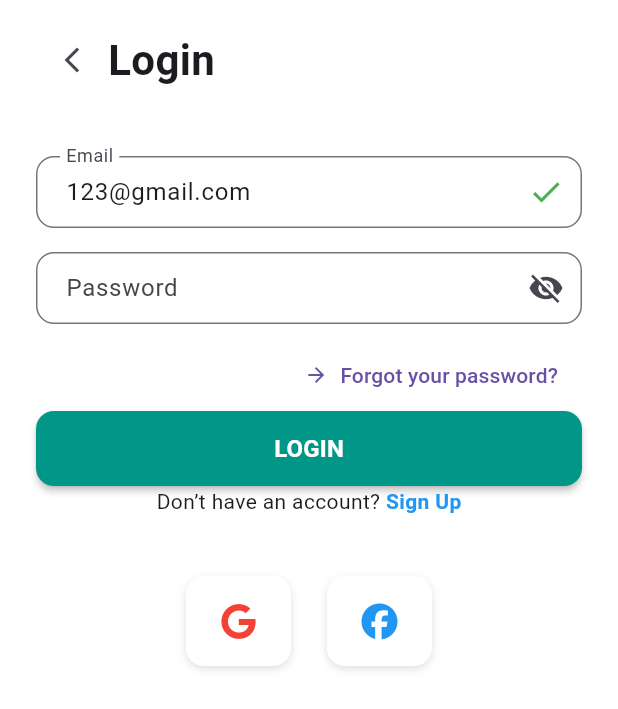
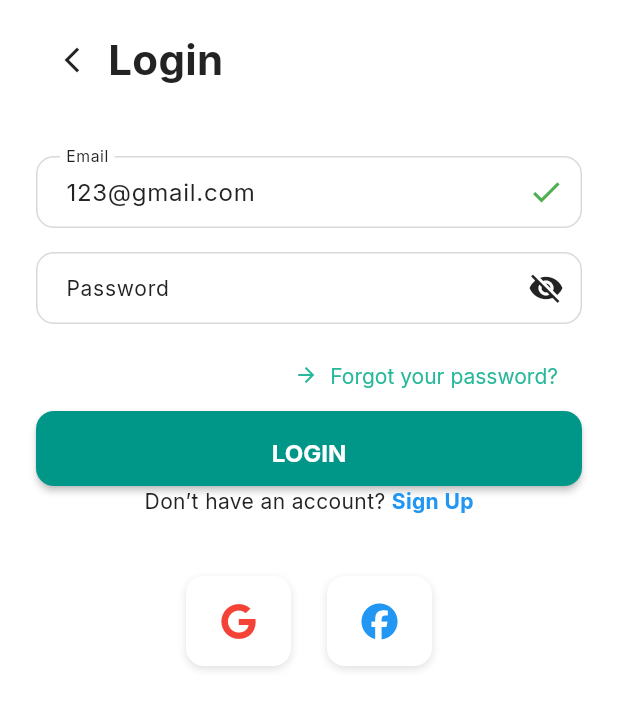
Before and after one commit to kieuanhdev/e-commerce, a Flutter app: the screen it shows after launch, on a phone screen of 412 x 824 dp. Shown: the top 709 px of the screen. Run offline on Flutter 3.47's test engine with Material 3 defaults, Android fonts, the light colour scheme and no system bars; our stand-ins replace bloc, cloud_firestore, dartz, equatable, firebase_auth, firebase_core and 8 more; accounts and stored records are empty.

Commit message:
chore(dependencies): update pubspec.lock with new dependencies and versions, including google_fonts and path_provider packages

```diff
--- /dev/null
+++ b/lib/core/theme/app_colors.dart
@@ -0,0 +1,27 @@
+import 'package:flutter/material.dart';
+
+/// Màu sắc theo cấu hình Figma
+class AppColors {
+  AppColors._(); // Private constructor
+
+  // Màu chữ
+  static const Color text = Color(0xFF232323); // Black - Text - Light
+
+  // Màu placeholder
+  static const Color placeholder = Color(0xFFD9D9D9); // Gray - placeholder - Light
+
+  // Màu chính cho nút
+  static const Color primary = Color(0xFF26B89A); // Primary -btn - Light
+
+  // Màu nền
+  static const Color background = Color(0xFFF9F9F9); // Background - Light
+  static const Color white = Color(0xFFFFFFFF); // White - Light (nền textfield)
+
+  // Màu trạng thái
+  static const Color error = Color(0xFFC62828); // Error - Light
+  static const Color success = Color(0xFF1F9E85); // Success - Light
+  static const Color saleHot = Color(0xFFFF6B5B); // Sale, Hot - Light
+
+  // Shadow
+  static const Color shadow = Color(0x1A000000); // Black với 10% opacity
+}
--- /dev/null
+++ b/lib/core/theme/app_shadows.dart
@@ -0,0 +1,107 @@
+import 'package:flutter/material.dart';
+import 'app_colors.dart';
+
+/// Shadow styles thống nhất cho ứng dụng
+class AppShadows {
+  AppShadows._(); // Private constructor
+
+  // Small shadow - Đổ bóng nhỏ
+  static const List<BoxShadow> small = [
+    BoxShadow(
+      color: AppColors.shadow,
+      offset: Offset(0, 1),
+      blurRadius: 2,
+      spreadRadius: 0,
+    ),
+  ];
+
+  // Medium shadow - Đổ bóng vừa
+  static const List<BoxShadow> medium = [
+    BoxShadow(
+      color: AppColors.shadow,
+      offset: Offset(0, 2),
+      blurRadius: 4,
+      spreadRadius: 0,
+    ),
+  ];
+
+  // Large shadow - Đổ bóng lớn
+  static const List<BoxShadow> large = [
+    BoxShadow(
+      color: AppColors.shadow,
+      offset: Offset(0, 4),
+      blurRadius: 8,
+      spreadRadius: 0,
+    ),
+  ];
+
+  // Extra large shadow - Đổ bóng rất lớn
+  static const List<BoxShadow> extraLarge = [
+    BoxShadow(
+      color: AppColors.shadow,
+      offset: Offset(0, 8),
+      blurRadius: 16,
+      spreadRadius: 0,
+    ),
+  ];
+
+  // Card shadow - Đổ bóng cho card
+  static const List<BoxShadow> card = [
+    BoxShadow(
+      color: AppColors.shadow,
+      offset: Offset(0, 2),
+      blurRadius: 8,
+      spreadRadius: 0,
+    ),
+  ];
+
+  // Button shadow - Đổ bóng cho nút
+  static const List<BoxShadow> button = [
+    BoxShadow(
+      color: AppColors.shadow,
+      offset: Offset(0, 2),
+      blurRadius: 4,
+      spreadRadius: 0,
+    ),
+  ];
+
+  // Floating action button shadow - Đổ bóng cho FAB
+  static const List<BoxShadow> fab = [
+    BoxShadow(
+      color: AppColors.shadow,
+      offset: Offset(0, 4),
+      blurRadius: 12,
+      spreadRadius: 0,
+    ),
+  ];
+
+  // AppBar shadow - Đổ bóng cho AppBar
+  static const List<BoxShadow> appBar = [
+    BoxShadow(
+      color: AppColors.shadow,
+      offset: Offset(0, 2),
+      blurRadius: 4,
+      spreadRadius: 0,
+    ),
+  ];
+
+  // Bottom navigation bar shadow - Đổ bóng cho BottomNavBar
+  static const List<BoxShadow> bottomNavBar = [
+    BoxShadow(
+      color: AppColors.shadow,
+      offset: Offset(0, -2),
+      blurRadius: 8,
+      spreadRadius: 0,
+    ),
+  ];
+
+  // Dialog shadow - Đổ bóng cho dialog
+  static const List<BoxShadow> dialog = [
+    BoxShadow(
+      color: AppColors.shadow,
+      offset: Offset(0, 8),
+      blurRadius: 24,
+      spreadRadius: 0,
+    ),
+  ];
+}
--- /dev/null
+++ b/lib/core/theme/app_sizes.dart
@@ -0,0 +1,93 @@
+/// Kích thước và spacing thống nhất cho ứng dụng
+class AppSizes {
+  AppSizes._(); // Private constructor
+
+  // Spacing - Khoảng cách
+  static const double spacingXS = 4.0;
+  static const double spacingSM = 8.0;
+  static const double spacingMD = 16.0;
+  static const double spacingLG = 24.0;
+  static const double spacingXL = 32.0;
+  static const double spacingXXL = 48.0;
+
+  // Padding - Đệm trong
+  static const double paddingXS = 4.0;
+  static const double paddingSM = 8.0;
+  static const double paddingMD = 16.0;
+  static const double paddingLG = 24.0;
+  static const double paddingXL = 32.0;
+
+  // Margin - Đệm ngoài
+  static const double marginXS = 4.0;
+  static const double marginSM = 8.0;
+  static const double marginMD = 16.0;
+  static const double marginLG = 24.0;
+  static const double marginXL = 32.0;
+
+  // Border radius - Bo góc
+  static const double radiusXS = 4.0;
+  static const double radiusSM = 8.0;
+  static const double radiusMD = 12.0;
+  static const double radiusLG = 16.0;
+  static const double radiusXL = 24.0;
+  static const double radiusRound = 999.0; // Cho nút tròn
+
+  // Icon sizes - Kích thước icon
+  static const double iconXS = 16.0;
+  static const double iconSM = 20.0;
+  static const double iconMD = 24.0;
+  static const double iconLG = 32.0;
+  static const double iconXL = 48.0;
+
+  // Button heights - Chiều cao nút
+  static const double buttonHeightSM = 32.0;
+  static const double buttonHeightMD = 44.0;
+  static const double buttonHeightLG = 52.0;
+
+  // Input field heights - Chiều cao ô nhập liệu
+  static const double inputHeightSM = 40.0;
+  static const double inputHeightMD = 48.0;
+  static const double inputHeightLG = 56.0;
+
+  // App bar height - Chiều cao thanh ứng dụng
+  static const double appBarHeight = 56.0;
+
+  // Bottom navigation bar height - Chiều cao thanh điều hướng dưới
+  static const double bottomNavBarHeight = 64.0;
+
+  // Card elevation - Độ nổi của card
+  static const double cardElevation = 2.0;
+
+  // Button elevation - Độ nổi của nút
+  static const double buttonElevation = 2.0;
+  static const double buttonElevationPressed = 0.0;
+
+  // Divider thickness - Độ dày đường phân cách
+  static const double dividerThickness = 1.0;
+
+  // Border width - Độ dày viền
+  static const double borderWidth = 1.0;
+  static const double borderWidthThick = 2.0;
+
+  // Avatar sizes - Kích thước avatar
+  static const double avatarXS = 24.0;
+  static const double avatarSM = 32.0;
+  static const double avatarMD = 40.0;
+  static const double avatarLG = 56.0;
+  static const double avatarXL = 80.0;
+
+  // Image sizes - Kích thước ảnh
+  static const double thumbnailSize = 80.0;
+  static const double productImageSize = 120.0;
+  static const double bannerHeight = 180.0;
+
+  // Max width - Chiều rộng tối đa
+  static const double maxWidthSM = 600.0;
+  static const double maxWidthMD = 960.0;
+  static const double maxWidthLG = 1280.0;
+
+  // Animation duration - Thời gian animation
+  static const int animationDurationFast = 200; // milliseconds
+  static const int animationDurationNormal = 300; // milliseconds
+  static const int animationDurationSlow = 500; // milliseconds
+}
--- /dev/null
+++ b/lib/core/theme/app_text_styles.dart
@@ -0,0 +1,75 @@
+import 'package:flutter/material.dart';
+import 'package:google_fonts/google_fonts.dart';
+import 'app_colors.dart';
+
+/// Text styles theo cấu hình Figma
+class AppTextStyles {
+  AppTextStyles._(); // Private constructor
+
+  // Font family
+  static String get fontFamily => GoogleFonts.inter().fontFamily ?? 'Inter';
+
+  // Headline - Light: 34px, Auto
+  static TextStyle get headline => GoogleFonts.inter(
+        fontSize: 34,
+        fontWeight: FontWeight.normal,
+        color: AppColors.text,
+        height: 1.0,
+      );
+
+  // Headline 2: 24px, 120% (1.2)
+  static TextStyle get headline2 => GoogleFonts.inter(
+        fontSize: 24,
+        fontWeight: FontWeight.normal,
+        color: AppColors.text,
+        height: 1.2,
+      );
+
+  // Headline 3: 18px, 22 line height (22/18 = 1.22)
+  static TextStyle get headline3 => GoogleFonts.inter(
+        fontSize: 18,
+        fontWeight: FontWeight.normal,
+        color: AppColors.text,
+        height: 22 / 18,
+      );
+
+  // 16px regular
+  static TextStyle get text16 => GoogleFonts.inter(
+        fontSize: 16,
+        fontWeight: FontWeight.normal,
+        color: AppColors.text,
+        height: 1.0,
+      );
+
+  // 16px
+  static TextStyle get text16Regular => GoogleFonts.inter(
+        fontSize: 16,
+        fontWeight: FontWeight.normal,
+        color: AppColors.text,
+        height: 1.0,
+      );
+
+  // 14px: 14px, 20 line height (20/14 = 1.43)
+  static TextStyle get text14 => GoogleFonts.inter(
+        fontSize: 14,
+        fontWeight: FontWeight.normal,
+        color: AppColors.text,
+        height: 20 / 14,
+      );
+
+  // Description: 14px, 150% line height (1.5)
+  static TextStyle get description => GoogleFonts.inter(
+        fontSize: 14,
+        fontWeight: FontWeight.normal,
+        color: AppColors.text,
+        height: 1.5,
+      );
+
+  // 11px
+  static TextStyle get text11 => GoogleFonts.inter(
+        fontSize: 11,
+        fontWeight: FontWeight.normal,
+        color: AppColors.text,
+        height: 1.0,
+      );
+}
--- /dev/null
+++ b/lib/core/theme/app_theme.dart
@@ -0,0 +1,226 @@
+import 'package:flutter/material.dart';
+import 'package:flutter/services.dart';
+import 'app_colors.dart';
+import 'app_text_styles.dart';
+import 'app_sizes.dart';
+
+/// Cấu hình theme theo Figma
+class AppTheme {
+  AppTheme._(); // Private constructor
+
+  /// Theme sáng (Light Theme)
+  static ThemeData get lightTheme {
+    return ThemeData(
+      useMaterial3: true,
+      brightness: Brightness.light,
+      fontFamily: AppTextStyles.fontFamily,
+      colorScheme: ColorScheme.light(
+        primary: AppColors.primary,
+        surface: AppColors.white,
+        error: AppColors.error,
+        onPrimary: AppColors.white,
+        onSurface: AppColors.text,
+        onError: AppColors.white,
+      ),
+
+      // Scaffold colors
+      scaffoldBackgroundColor: AppColors.background,
+
+      // AppBar theme
+      appBarTheme: AppBarTheme(
+        elevation: 0,
+        centerTitle: true,
+        backgroundColor: AppColors.white,
+        foregroundColor: AppColors.text,
+        systemOverlayStyle: SystemUiOverlayStyle.dark,
+        titleTextStyle: AppTextStyles.headline3,
+        iconTheme: const IconThemeData(
+          color: AppColors.text,
+          size: AppSizes.iconMD,
+        ),
+      ),
+
+      // Card theme
+      cardTheme: CardThemeData(
+        elevation: AppSizes.cardElevation,
+        shape: RoundedRectangleBorder(
+          borderRadius: BorderRadius.circular(AppSizes.radiusMD),
+        ),
+        color: AppColors.white,
+        margin: const EdgeInsets.all(AppSizes.spacingSM),
+      ),
+
+      // Button themes
+      elevatedButtonTheme: ElevatedButtonThemeData(
+        style: ElevatedButton.styleFrom(
+          elevation: AppSizes.buttonElevation,
+          backgroundColor: AppColors.primary,
+          foregroundColor: AppColors.white,
+          minimumSize: const Size(0, AppSizes.buttonHeightMD),
+          padding: const EdgeInsets.symmetric(
+            horizontal: AppSizes.paddingLG,
+            vertical: AppSizes.paddingMD,
+          ),
+          shape: RoundedRectangleBorder(
+            borderRadius: BorderRadius.circular(AppSizes.radiusMD),
+          ),
+          textStyle: AppTextStyles.text14,
+        ),
+      ),
+
+      outlinedButtonTheme: OutlinedButtonThemeData(
+        style: OutlinedButton.styleFrom(
+          foregroundColor: AppColors.primary,
+          minimumSize: const Size(0, AppSizes.buttonHeightMD),
+          padding: const EdgeInsets.symmetric(
+            horizontal: AppSizes.paddingLG,
+            vertical: AppSizes.paddingMD,
+          ),
+          side: const BorderSide(
+            color: AppColors.placeholder,
+            width: AppSizes.borderWidth,
+          ),
+          shape: RoundedRectangleBorder(
+            borderRadius: BorderRadius.circular(AppSizes.radiusMD),
+          ),
+          textStyle: AppTextStyles.text14,
+        ),
+      ),
+
+      textButtonTheme: TextButtonThemeData(
+        style: TextButton.styleFrom(
+          foregroundColor: AppColors.primary,
+          padding: const EdgeInsets.symmetric(
+            horizontal: AppSizes.paddingMD,
+            vertical: AppSizes.paddingSM,
+          ),
+          shape: RoundedRectangleBorder(
+            borderRadius: BorderRadius.circular(AppSizes.radiusSM),
+          ),
+          textStyle: AppTextStyles.text14,
+        ),
+      ),
+
+      // Input decoration theme
+      inputDecorationTheme: InputDecorationTheme(
+        filled: true,
+        fillColor: AppColors.white, // Nền textfield theo Figma
+        contentPadding: const EdgeInsets.symmetric(
+          horizontal: AppSizes.paddingMD,
+          vertical: AppSizes.paddingMD,
+        ),
+        border: OutlineInputBorder(
+          borderRadius: BorderRadius.circular(AppSizes.radiusMD),
+          borderSide: const BorderSide(
+            color: AppColors.placeholder,
+            width: AppSizes.borderWidth,
+          ),
+        ),
+        enabledBorder: OutlineInputBorder(
+          borderRadius: BorderRadius.circular(AppSizes.radiusMD),
+          borderSide: const BorderSide(
+            color: AppColors.placeholder,
+            width: AppSizes.borderWidth,
+          ),
+        ),
+        focusedBorder: OutlineInputBorder(
+          borderRadius: BorderRadius.circular(AppSizes.radiusMD),
+          borderSide: const BorderSide(
+            color: AppColors.primary,
+            width: AppSizes.borderWidthThick,
+          ),
+        ),
+        errorBorder: OutlineInputBorder(
+          borderRadius: BorderRadius.circular(AppSizes.radiusMD),
+          borderSide: const BorderSide(
+            color: AppColors.error,
+            width: AppSizes.borderWidthThick,
+          ),
+        ),
+        focusedErrorBorder: OutlineInputBorder(
+          borderRadius: BorderRadius.circular(AppSizes.radiusMD),
+          borderSide: const BorderSide(
+            color: AppColors.error,
+            width: AppSizes.borderWidthThick,
+          ),
+        ),
+        hintStyle: AppTextStyles.text14.copyWith(
+          color: AppColors.placeholder,
+        ),
+        labelStyle: AppTextStyles.text14,
+        errorStyle: AppTextStyles.text11.copyWith(
+          color: AppColors.error,
+        ),
+      ),
+
+      // Text theme
+      textTheme: TextTheme(
+        displayLarge: AppTextStyles.headline,
+        headlineLarge: AppTextStyles.headline2,
+        headlineMedium: AppTextStyles.headline3,
+        bodyLarge: AppTextStyles.text16,
+        bodyMedium: AppTextStyles.text14,
+        bodySmall: AppTextStyles.text11,
+      ),
+
+      // Icon theme
+      iconTheme: const IconThemeData(
+        color: AppColors.text,
+        size: AppSizes.iconMD,
+      ),
+
+      // Divider theme
+      dividerTheme: const DividerThemeData(
+        color: AppColors.placeholder,
+        thickness: AppSizes.dividerThickness,
+        space: AppSizes.spacingMD,
+      ),
+
+      // Floating action button theme
+      floatingActionButtonTheme: const FloatingActionButtonThemeData(
+        backgroundColor: AppColors.primary,
+        foregroundColor: AppColors.white,
+        elevation: AppSizes.buttonElevation,
+      ),
+
+      // Bottom navigation bar theme
+      bottomNavigationBarTheme: BottomNavigationBarThemeData(
+        backgroundColor: AppColors.white,
+        selectedItemColor: AppColors.primary,
+        unselectedItemColor: AppColors.placeholder,
+        selectedLabelStyle: AppTextStyles.text11,
+        unselectedLabelStyle: AppTextStyles.text11,
+        type: BottomNavigationBarType.fixed,
+        elevation: 8,
+      ),
+
+      // Dialog theme
+      dialogTheme: DialogThemeData(
+        backgroundColor: AppColors.white,
+        elevation: AppSizes.cardElevation * 2,
+        shape: RoundedRectangleBorder(
+          borderRadius: BorderRadius.circular(AppSizes.radiusLG),
+        ),
+        titleTextStyle: AppTextStyles.headline3,
+        contentTextStyle: AppTextStyles.text14,
+      ),
+
+      // Snackbar theme
+      snackBarTheme: SnackBarThemeData(
+        backgroundColor: AppColors.text,
+        contentTextStyle: AppTextStyles.text14.copyWith(
+          color: AppColors.white,
+        ),
+        shape: RoundedRectangleBorder(
+          borderRadius: BorderRadius.circular(AppSizes.radiusSM),
+        ),
+        behavior: SnackBarBehavior.floating,
+      ),
+    );
+  }
+
+  /// Theme tối (Dark Theme)
+  static ThemeData get darkTheme {
+    return lightTheme;
+  }
+}
--- /dev/null
+++ b/lib/core/theme/theme.dart
@@ -0,0 +1,6 @@
+// Export tất cả các file theme để dễ import
+export 'app_colors.dart';
+export 'app_text_styles.dart';
+export 'app_sizes.dart';
+export 'app_shadows.dart';
+export 'app_theme.dart';
--- a/lib/my_app.dart
+++ b/lib/my_app.dart
@@ -1,4 +1,5 @@
 import 'package:e_commerce/core/routing/app_go_router.dart';
+import 'package:e_commerce/core/theme/app_theme.dart';
 import 'package:e_commerce/di.dart';
 import 'package:e_commerce/features/auth/presentation/bloc/auth_bloc.dart';
 import 'package:flutter/material.dart';
@@ -15,7 +16,8 @@ class MyApp extends StatelessWidget {
       child: Builder(
         builder: (context) => MaterialApp.router(
           title: 'Shopping Clothes',
-          theme: ThemeData(primarySwatch: Colors.green),
+          theme: AppTheme.lightTheme,
+          darkTheme: AppTheme.darkTheme,
           debugShowCheckedModeBanner: false,
           scrollBehavior: const MaterialScrollBehavior().copyWith(
             dragDevices: {
--- a/pubspec.yaml
+++ b/pubspec.yaml
@@ -51,6 +51,7 @@ dependencies:
   http: ^1.2.2
   image_picker: ^1.1.2
   crypto: ^3.0.5
+  google_fonts: ^6.2.1
 
 
 
```
Also changed, not shown: pubspec.lock, 3 other files.
